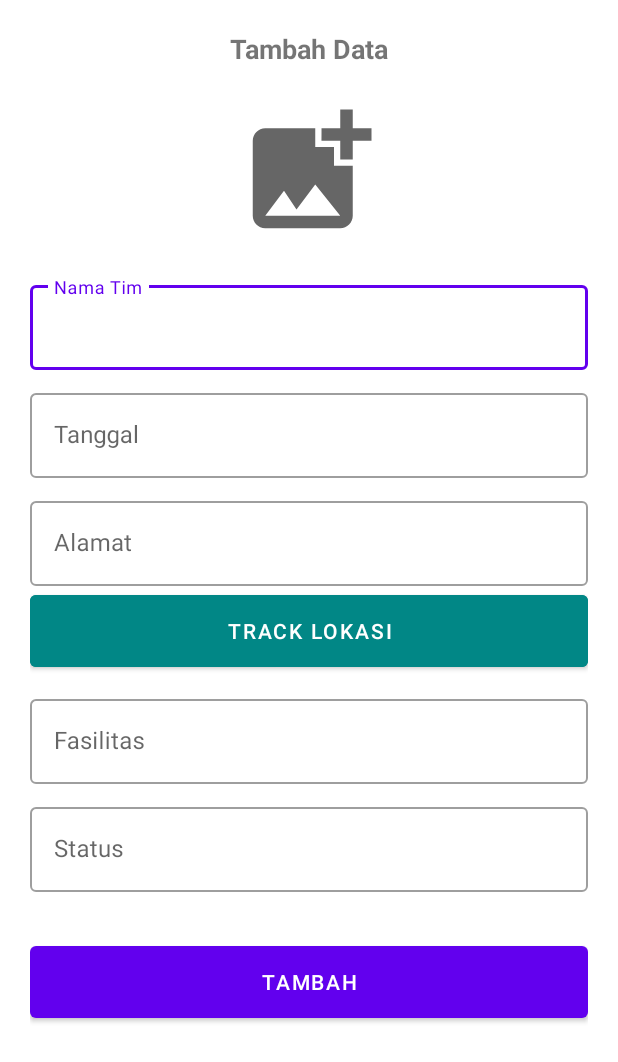
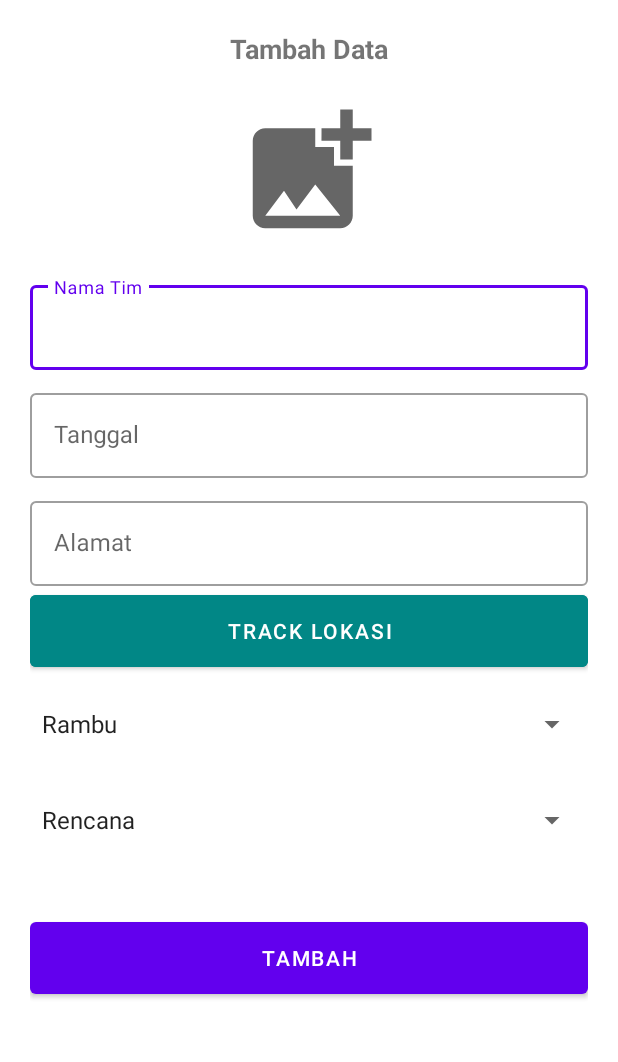
Before and after one commit to imamaHaykam/SIPJ, an Android app: the TambahActivity screen opened directly, with no data from a screen before it, on a phone screen of 412 x 824 dp. Shown: the top 1062 px of the screen. Run offline under Robolectric (Android 15) with nearby library versions, the phone set to English and light mode, and no system bars.

Commit message:
Spinner sudah bisa (status + fasilitas)

```diff
--- a/app/src/main/java/com/example/aplikasisipj/Activity/TambahActivity.java
+++ b/app/src/main/java/com/example/aplikasisipj/Activity/TambahActivity.java
@@ -4,28 +4,25 @@ import android.Manifest;
 import android.content.Intent;
 import android.content.pm.PackageManager;
 import android.graphics.Bitmap;
-import android.location.Location;
-import android.location.LocationListener;
 import android.net.Uri;
 import android.os.Bundle;
 import android.provider.MediaStore;
 import android.view.View;
+import android.widget.AdapterView;
+import android.widget.ArrayAdapter;
 import android.widget.Button;
 import android.widget.EditText;
 import android.widget.ImageView;
+import android.widget.Spinner;
 import android.widget.Toast;
 
-import androidx.annotation.Nullable;
 import androidx.appcompat.app.AppCompatActivity;
 import androidx.core.app.ActivityCompat;
 
-import com.bumptech.glide.Glide;
 import com.example.aplikasisipj.API.APIRequestData;
 import com.example.aplikasisipj.API.RetroServer;
-import com.example.aplikasisipj.Model.DataModel;
 import com.example.aplikasisipj.Model.ResponseModel;
 import com.example.aplikasisipj.R;
-import com.example.aplikasisipj.Tools;
 
 import java.io.ByteArrayOutputStream;
 import java.io.File;
@@ -55,6 +52,8 @@ public class TambahActivity extends AppCompatActivity implements View.OnClickLis
         super.onCreate(savedInstanceState);
         setContentView(R.layout.activity_tambah);
 
+        Spinner spinnerFasilitas = findViewById(R.id.sp_fasilitas);
+        Spinner spinnerStatus = findViewById(R.id.sp_status);
         etNama = findViewById(R.id.et_nama);
         etTanggal = findViewById(R.id.et_tanggal);
         etAlamat = findViewById(R.id.et_alamat);
@@ -63,6 +62,72 @@ public class TambahActivity extends AppCompatActivity implements View.OnClickLis
         btnSimpan = findViewById(R.id.btn_simpan);
         btnLokasi = findViewById(R.id.btn_lokasi);
         imgUpload = findViewById(R.id.img_upload);
+
+        final String strFasilitas[]={"Rambu","Zebra Cross","Traffic Light","Barrier","Marka","Warning Light","RPPJ","Papan Nama Jalan","Speed Bump","Cermin Tikungan"};
+        ArrayAdapter arrayAdapter = new ArrayAdapter(TambahActivity.this, android.R.layout.simple_dropdown_item_1line,strFasilitas);
+        spinnerFasilitas.setAdapter(arrayAdapter);
+        spinnerFasilitas.setOnItemSelectedListener(new AdapterView.OnItemSelectedListener() {
+            @Override
+            public void onItemSelected(AdapterView<?> adapterView, View view, int i, long l) {
+                if(strFasilitas[0].equals(spinnerFasilitas.getItemAtPosition(i).toString())){
+                    etFasilitas.setText(R.string.Rambu);
+                } else if(strFasilitas[1].equals(spinnerFasilitas.getItemAtPosition(i).toString())){
+                    etFasilitas.setText(R.string.ZebraCross);
+                } else if(strFasilitas[2].equals(spinnerFasilitas.getItemAtPosition(i).toString())){
+                    etFasilitas.setText(R.string.TrafficLight);
+                } else if(strFasilitas[3].equals(spinnerFasilitas.getItemAtPosition(i).toString())){
+                    etFasilitas.setText(R.string.Barrier);
+                } else if(strFasilitas[4].equals(spinnerFasilitas.getItemAtPosition(i).toString())){
+                    etFasilitas.setText(R.string.Marka);
+                } else if(strFasilitas[5].equals(spinnerFasilitas.getItemAtPosition(i).toString())){
+                    etFasilitas.setText(R.string.WarningLight);
+                } else if(strFasilitas[6].equals(spinnerFasilitas.getItemAtPosition(i).toString())){
+                    etFasilitas.setText(R.string.RPPJ);
+                } else if(strFasilitas[7].equals(spinnerFasilitas.getItemAtPosition(i).toString())){
+                    etFasilitas.setText(R.string.PapanNamaJalan);
+                } else if(strFasilitas[8].equals(spinnerFasilitas.getItemAtPosition(i).toString())){
+                    etFasilitas.setText(R.string.SpeedBump);
+                } else if(strFasilitas[9].equals(spinnerFasilitas.getItemAtPosition(i).toString())){
+                    etFasilitas.setText(R.string.CerminTikungan);
+                }
+            }
+
+
+
+            @Override
+            public void onNothingSelected(AdapterView<?> adapterView) {
+
+            }
+        });
+
+        final String strStatus[]={"Rencana","Baru","Normal","Rusak Ringan","Rusak Sedang","Rusak Berat"};
+        ArrayAdapter arrayAdapterS = new ArrayAdapter(TambahActivity.this, android.R.layout.simple_dropdown_item_1line,strStatus);
+        spinnerStatus.setAdapter(arrayAdapterS);
+        spinnerStatus.setOnItemSelectedListener(new AdapterView.OnItemSelectedListener() {
+            @Override
+            public void onItemSelected(AdapterView<?> adapterView, View view, int i, long l) {
+                if(strStatus[0].equals(spinnerStatus.getItemAtPosition(i).toString())){
+                    etStatus.setText(R.string.Rencana);
+                } else if(strStatus[1].equals(spinnerStatus.getItemAtPosition(i).toString())){
+                    etStatus.setText(R.string.Baru);
+                } else if(strStatus[2].equals(spinnerStatus.getItemAtPosition(i).toString())){
+                    etStatus.setText(R.string.Normal);
+                } else if(strStatus[3].equals(spinnerStatus.getItemAtPosition(i).toString())){
+                    etStatus.setText(R.string.RusakRingan);
+                } else if(strStatus[4].equals(spinnerStatus.getItemAtPosition(i).toString())){
+                    etStatus.setText(R.string.RusakSedang);
+                } else if(strStatus[5].equals(spinnerStatus.getItemAtPosition(i).toString())){
+                    etStatus.setText(R.string.RusakBerat);
+                }
+            }
+
+
+
+            @Override
+            public void onNothingSelected(AdapterView<?> adapterView) {
+
+            }
+        });
 
         imgUpload.setOnClickListener(this);
 
--- a/app/src/main/res/layout/activity_tambah.xml
+++ b/app/src/main/res/layout/activity_tambah.xml
@@ -76,35 +76,49 @@
                 android:layout_width="match_parent"
                 android:layout_height="60dp"
                 android:backgroundTint="@color/teal_700"
-                android:text="Track lokasi" />
+                android:text="@string/track_lokasi" />
         </com.google.android.material.textfield.TextInputLayout>
 
-        <com.google.android.material.textfield.TextInputLayout
-            style="@style/Widget.MaterialComponents.TextInputLayout.OutlinedBox"
-            android:layout_width="match_parent"
-            android:layout_height="wrap_content"
-            android:layout_marginTop="10dp">
+<!--        <com.google.android.material.textfield.TextInputLayout-->
+<!--            style="@style/Widget.MaterialComponents.TextInputLayout.OutlinedBox"-->
+<!--            android:layout_width="match_parent"-->
+<!--            android:layout_height="wrap_content"-->
+<!--            android:layout_marginTop="10dp">-->
+
+            <Spinner
+                android:id="@+id/sp_fasilitas"
+                android:layout_width="match_parent"
+                android:layout_height="wrap_content"
+                />
 
             <EditText
                 android:id="@+id/et_fasilitas"
+                android:layout_width="wrap_content"
+                android:layout_height="wrap_content"
+                android:inputType="text"
+                android:visibility="gone"/>
+
+<!--        </com.google.android.material.textfield.TextInputLayout>-->
+
+<!--        <com.google.android.material.textfield.TextInputLayout-->
+<!--            style="@style/Widget.MaterialComponents.TextInputLayout.OutlinedBox"-->
+<!--            android:layout_width="match_parent"-->
+<!--            android:layout_height="wrap_content"-->
+<!--            android:layout_marginTop="10dp">-->
+
+            <Spinner
+                android:id="@+id/sp_status"
                 android:layout_width="match_parent"
                 android:layout_height="wrap_content"
-                android:hint="Fasilitas" />
-        </com.google.android.material.textfield.TextInputLayout>
-
-        <com.google.android.material.textfield.TextInputLayout
-            style="@style/Widget.MaterialComponents.TextInputLayout.OutlinedBox"
-            android:layout_width="match_parent"
-            android:layout_height="wrap_content"
-            android:layout_marginTop="10dp">
+                />
 
             <EditText
                 android:id="@+id/et_status"
                 android:layout_width="match_parent"
                 android:layout_height="wrap_content"
-                android:hint="Status"
-                android:inputType="text" />
-        </com.google.android.material.textfield.TextInputLayout>
+                android:inputType="text"
+                android:visibility="gone"/>
+<!--        </com.google.android.material.textfield.TextInputLayout>-->
 
         <Button
             android:id="@+id/btn_simpan"
--- a/app/src/main/res/values/strings.xml
+++ b/app/src/main/res/values/strings.xml
@@ -16,4 +16,21 @@
     <string name="home">Home</string>
     <string name="alamat">Alamat</string>
     <string name="confirm">CONFIRM</string>
+    <string name="track_lokasi">Track lokasi</string>
+    <string name="Rambu">Rambu</string>
+    <string name="ZebraCross">Zebra Cross</string>
+    <string name="TrafficLight">Traffic Light</string>
+    <string name="Barrier">Barrier</string>
+    <string name="Marka">Marka</string>
+    <string name="WarningLight">Warning Light</string>
+    <string name="RPPJ">RPPJ</string>
+    <string name="PapanNamaJalan">Papan Nama Jalan</string>
+    <string name="SpeedBump">Speed Bump</string>
+    <string name="CerminTikungan">Cermin Tikungan</string>
+    <string name="Rencana">Rencana</string>
+    <string name="Baru">Baru</string>
+    <string name="Normal">Normal</string>
+    <string name="RusakRingan">Rusak Ringan</string>
+    <string name="RusakSedang">Rusak Sedang</string>
+    <string name="RusakBerat">Rusak Berat</string>
 </resources>
```
